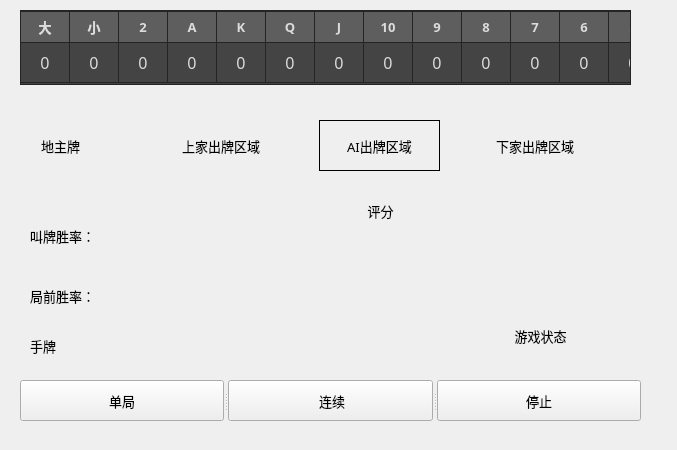
Qt form MainWindow.ui (Vincentzyx/DouZero_For_HLDDZ_FullAuto) before a commit.
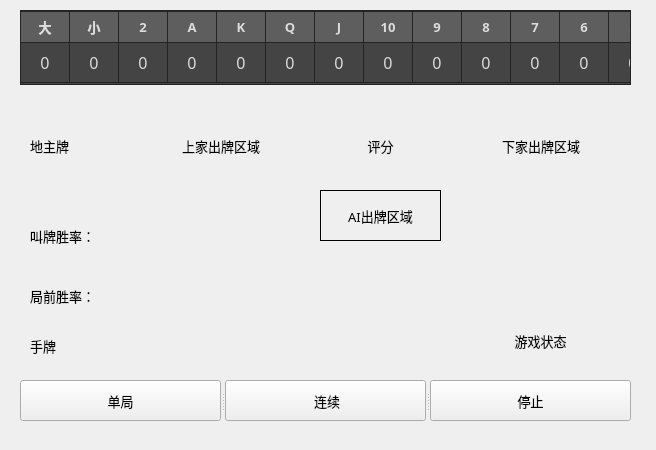
The same form after that commit.

Diff of the .ui file:
```diff
--- a/MainWindow.ui
+++ b/MainWindow.ui
@@ -6,7 +6,7 @@
    <rect>
     <x>0</x>
     <y>0</y>
-    <width>677</width>
+    <width>656</width>
     <height>450</height>
    </rect>
   </property>
@@ -29,9 +29,9 @@
    <property name="geometry">
     <rect>
      <x>320</x>
-     <y>190</y>
+     <y>120</y>
      <width>121</width>
-     <height>41</height>
+     <height>51</height>
     </rect>
    </property>
    <property name="font">
@@ -78,9 +78,9 @@
   <widget class="QLabel" name="ThreeLandlordCards">
    <property name="geometry">
     <rect>
-     <x>20</x>
+     <x>30</x>
      <y>120</y>
-     <width>81</width>
+     <width>121</width>
      <height>51</height>
     </rect>
    </property>
@@ -97,7 +97,7 @@
     <string>地主牌</string>
    </property>
    <property name="alignment">
-    <set>Qt::AlignCenter</set>
+    <set>Qt::AlignLeading|Qt::AlignLeft|Qt::AlignVCenter</set>
    </property>
   </widget>
   <widget class="QLabel" name="BidWinrate">
@@ -147,10 +147,10 @@
   <widget class="QLabel" name="label">
    <property name="geometry">
     <rect>
-     <x>470</x>
-     <y>310</y>
-     <width>141</width>
-     <height>51</height>
+     <x>490</x>
+     <y>320</y>
+     <width>101</width>
+     <height>41</height>
     </rect>
    </property>
    <property name="font">
@@ -199,7 +199,7 @@
     <rect>
      <x>20</x>
      <y>380</y>
-     <width>621</width>
+     <width>611</width>
      <height>41</height>
     </rect>
    </property>
@@ -715,7 +715,7 @@
   <widget class="QLabel" name="RPlayedCard">
    <property name="geometry">
     <rect>
-     <x>484</x>
+     <x>490</x>
      <y>120</y>
      <width>102</width>
      <height>51</height>
@@ -740,8 +740,8 @@
   <widget class="QLabel" name="PredictedCard">
    <property name="geometry">
     <rect>
-     <x>319</x>
-     <y>120</y>
+     <x>320</x>
+     <y>190</y>
      <width>121</width>
      <height>51</height>
     </rect>
```
